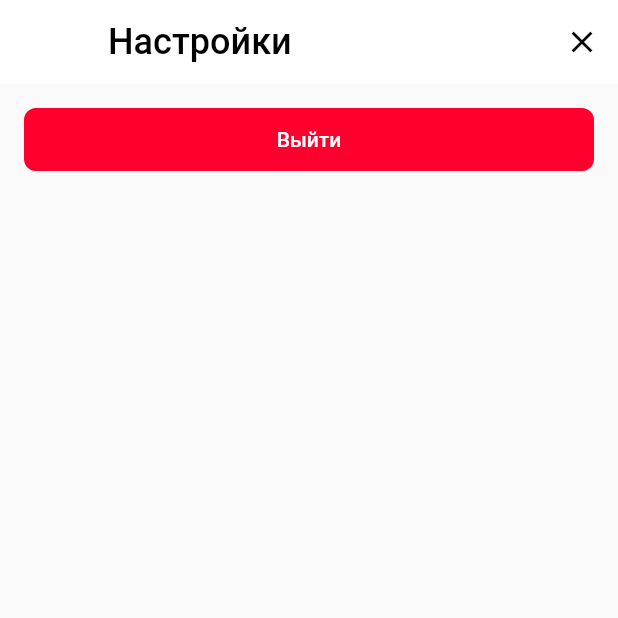
After one commit to NikitaModelov/DiplomMobileApp, a Flutter app: the SettingsScreen screen opened directly, on a phone screen of 412 x 824 dp, the top half of it. The commit adds this screen. Run offline on Flutter 3.47's test engine with Material 2 defaults, Android fonts, the phone set to English and light mode, and no system bars; our stand-ins replace double_back_to_close_app, equatable, flutter_bloc, grouped_list, hive, hive_flutter and 2 more; accounts and stored records are empty; network calls fail.

Commit message:
Разлогин

```diff
--- a/lib/bloc_arch/home/widget/home_screen.dart
+++ b/lib/bloc_arch/home/widget/home_screen.dart
@@ -2,6 +2,8 @@ import 'package:double_back_to_close_app/double_back_to_close_app.dart';
 import 'package:flutter/material.dart';
 import 'package:flutter_application/bloc_arch/graduateinfo/widget/graduate_info_screen.dart';
 import 'package:flutter_application/bloc_arch/graduates/widget/graduate_list_screen.dart';
+import 'package:flutter_application/bloc_arch/settings/widget/setting_screen.dart';
+import 'package:flutter_application/bloc_arch/splash/widget/splash_screen.dart';
 import 'package:flutter_application/screens/faculty.dart';
 import 'package:flutter_application/screens/party.dart';
 import 'package:flutter_application/screens/profile.dart';
@@ -37,6 +39,8 @@ class _HomeScreenState extends State<HomeScreen> {
       debugShowCheckedModeBanner: false,
       routes: {
         GraduateInfoScreen.routeName: (context) => GraduateInfoScreen(),
+        SettingsScreen.routerName: (context) => SettingsScreen(),
+        SplashScreen.routerName: (context) => SplashScreen(),
       },
       home: Scaffold(
         extendBody: true,
--- /dev/null
+++ b/lib/bloc_arch/settings/widget/setting_screen.dart
@@ -0,0 +1,76 @@
+import 'package:flutter/cupertino.dart';
+import 'package:flutter/material.dart';
+import 'package:flutter/rendering.dart';
+import 'package:flutter_application/bloc_arch/signin/data/repository/sign_in_repository.dart';
+import 'package:flutter_application/bloc_arch/splash/widget/splash_screen.dart';
+import 'package:flutter_application/main.dart';
+
+class SettingsScreen extends StatefulWidget {
+  static const String routerName = "/settings";
+
+  @override
+  State<StatefulWidget> createState() => _SettingsScreen();
+
+}
+
+class _SettingsScreen extends State<SettingsScreen> {
+
+  @override
+  Widget build(BuildContext context) {
+    return Scaffold(
+      appBar: _buildAppBar(),
+      body: Container(
+        alignment: Alignment.bottomCenter,
+        padding: EdgeInsetsDirectional.all(16.0),
+        child: Column(
+          mainAxisAlignment: MainAxisAlignment.spaceBetween,
+          children: [
+            Container(
+              width: double.infinity,
+              height: 42.0,
+              child: RaisedButton(
+                elevation: 0,
+                shape: RoundedRectangleBorder(
+                  borderRadius: BorderRadius.circular(8.0),
+                ),
+                onPressed: () async {
+                  await SignInRepository.logOut();
+                  RestartWidget.restartApp(context);
+                },
+                padding: EdgeInsets.all(10.0),
+                color: Color(0xffFF002E),
+                textColor: Colors.white,
+                child: Text(
+                  "Выйти",
+                  style: TextStyle(fontSize: 14),
+                ),
+              ),
+            ),
+          ],
+        ),
+      ),
+    );
+  }
+
+  AppBar _buildAppBar() {
+    return AppBar(
+      backgroundColor: Colors.white,
+      elevation: 0.0,
+      title: const Text(
+        "Настройки",
+        style: TextStyle(
+          color: Colors.black,
+          fontSize: 24,
+        ),
+      ),
+      actions: <Widget>[
+        IconButton(
+          icon: Icon(Icons.close, color: Colors.black),
+          onPressed: () {
+            Navigator.pop(context);
+          },
+        ),
+      ],
+    );
+  }
+}
--- a/lib/bloc_arch/splash/widget/splash_screen.dart
+++ b/lib/bloc_arch/splash/widget/splash_screen.dart
@@ -1,14 +1,14 @@
 import 'package:flutter/cupertino.dart';
 import 'package:flutter/material.dart';
-import 'package:flutter_application/bloc_arch/graduates/widget/graduate_list_screen.dart';
 import 'package:flutter_application/bloc_arch/home/widget/home_screen.dart';
 import 'package:flutter_application/bloc_arch/signin/widget/sign_in_screen_test.dart';
 import 'package:flutter_application/bloc_arch/splash/component/splash_component.dart';
-import 'package:flutter_application/bloc_arch/splash/events/splash_events.dart';
 import 'package:flutter_application/bloc_arch/splash/states/splash_states.dart';
 import 'package:flutter_bloc/flutter_bloc.dart';
 
 class SplashScreen extends StatefulWidget {
+  static const String routerName = "/splash";
+
   @override
   State<StatefulWidget> createState() => _SplashScreenState();
 }
--- a/lib/main.dart
+++ b/lib/main.dart
@@ -17,7 +17,9 @@ import 'bloc_arch/splash/widget/splash_screen.dart';
 void main() async {
   await Hive.initFlutter();
   await Hive.openBox(HiveBoxes.CONFIGURATION);
-  runApp(MyApp());
+  runApp(RestartWidget(
+    child: MyApp(),
+  ));
 }
 
 class MyApp extends StatelessWidget {
@@ -38,3 +40,34 @@ class MyApp extends StatelessWidget {
             create: (context) => SplashComponent(), child: SplashScreen()));
   }
 }
+
+class RestartWidget extends StatefulWidget {
+  RestartWidget({this.child});
+
+  final Widget child;
+
+  static void restartApp(BuildContext context) {
+    context.findAncestorStateOfType<_RestartWidgetState>().restartApp();
+  }
+
+  @override
+  _RestartWidgetState createState() => _RestartWidgetState();
+}
+
+class _RestartWidgetState extends State<RestartWidget> {
+  Key key = UniqueKey();
+
+  void restartApp() {
+    setState(() {
+      key = UniqueKey();
+    });
+  }
+
+  @override
+  Widget build(BuildContext context) {
+    return KeyedSubtree(
+      key: key,
+      child: widget.child,
+    );
+  }
+}
--- a/lib/screens/profile.dart
+++ b/lib/screens/profile.dart
@@ -1,4 +1,5 @@
 import 'package:flutter/material.dart';
+import 'package:flutter_application/bloc_arch/settings/widget/setting_screen.dart';
 import 'package:flutter_application/utills/size.dart';
 
 class Profile extends StatelessWidget {
@@ -19,7 +20,9 @@ class Profile extends StatelessWidget {
               Icons.settings,
               color: Colors.black,
             ),
-            onPressed: () {},
+            onPressed: () {
+              Navigator.pushNamed(context, SettingsScreen.routerName);
+            },
           ),
         ],
       ),
```
Also changed, not shown: lib/bloc_arch/signin/data/api/sign_in_api_service.dart (+24 -25 lines), lib/bloc_arch/signin/data/repository/sign_in_repository.dart (+11 -0 lines), lib/bloc_arch/signin/widget/sign_in_screen_test.dart (+9 -8 lines).
